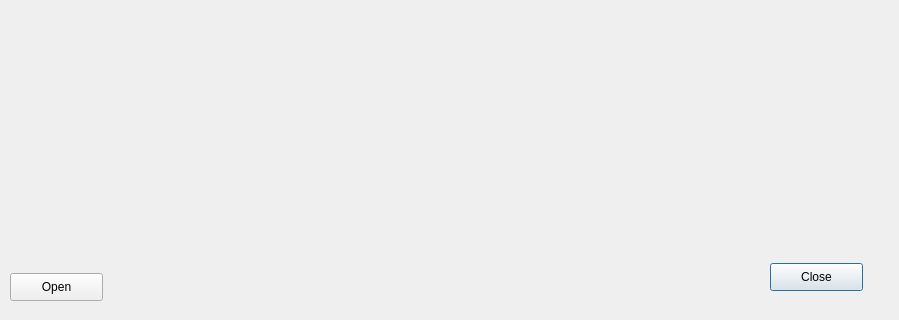
Qt form source/dialogtiff.ui (Neural-Systems-at-UIO/nutil) before a commit; both pictures show x 0 to 899 and y 287 to 607 of the 899 by 607 pixel window.
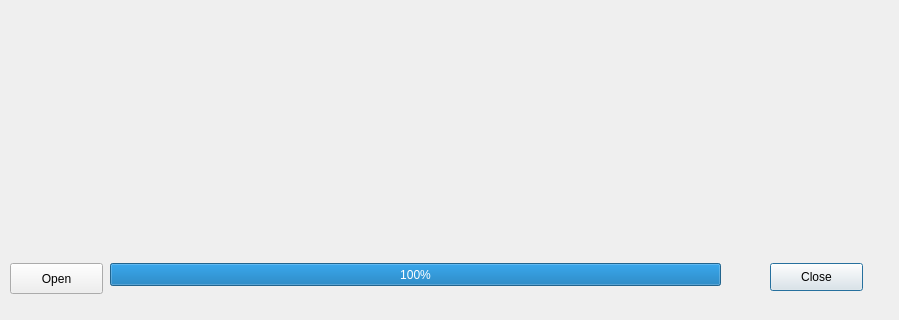
The same form after that commit.

Patch:
```diff
--- a/source/dialogtiff.ui
+++ b/source/dialogtiff.ui
@@ -30,9 +30,9 @@
    <property name="geometry">
     <rect>
      <x>10</x>
-     <y>560</y>
+     <y>550</y>
      <width>93</width>
-     <height>28</height>
+     <height>31</height>
     </rect>
    </property>
    <property name="text">
@@ -55,6 +55,19 @@
     <bool>true</bool>
    </property>
   </widget>
+  <widget class="QProgressBar" name="prgProgress">
+   <property name="geometry">
+    <rect>
+     <x>110</x>
+     <y>550</y>
+     <width>611</width>
+     <height>23</height>
+    </rect>
+   </property>
+   <property name="value">
+    <number>100</number>
+   </property>
+  </widget>
  </widget>
  <resources/>
  <connections/>
```
